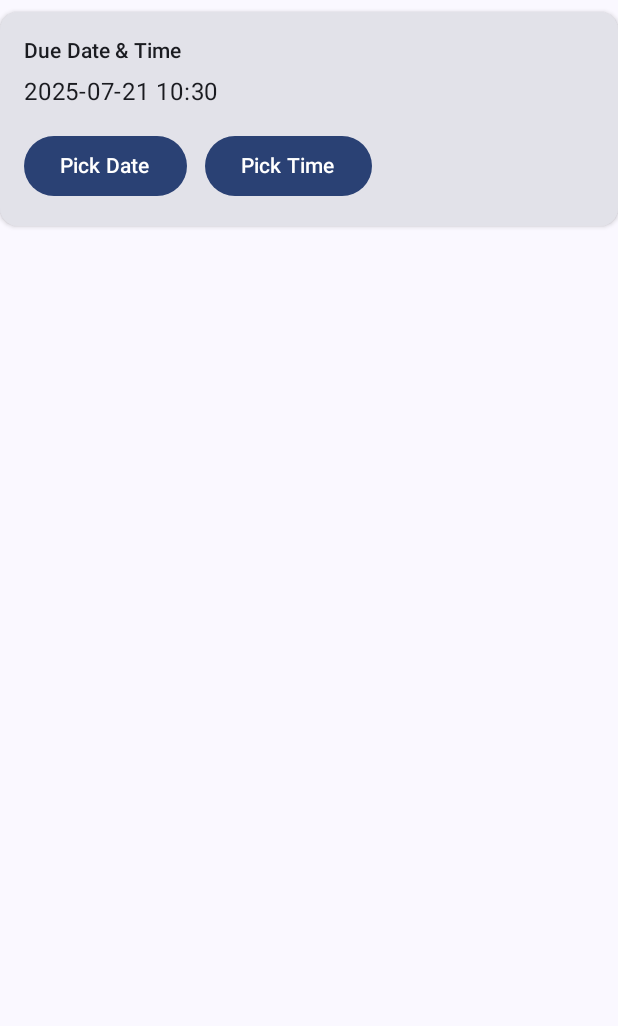
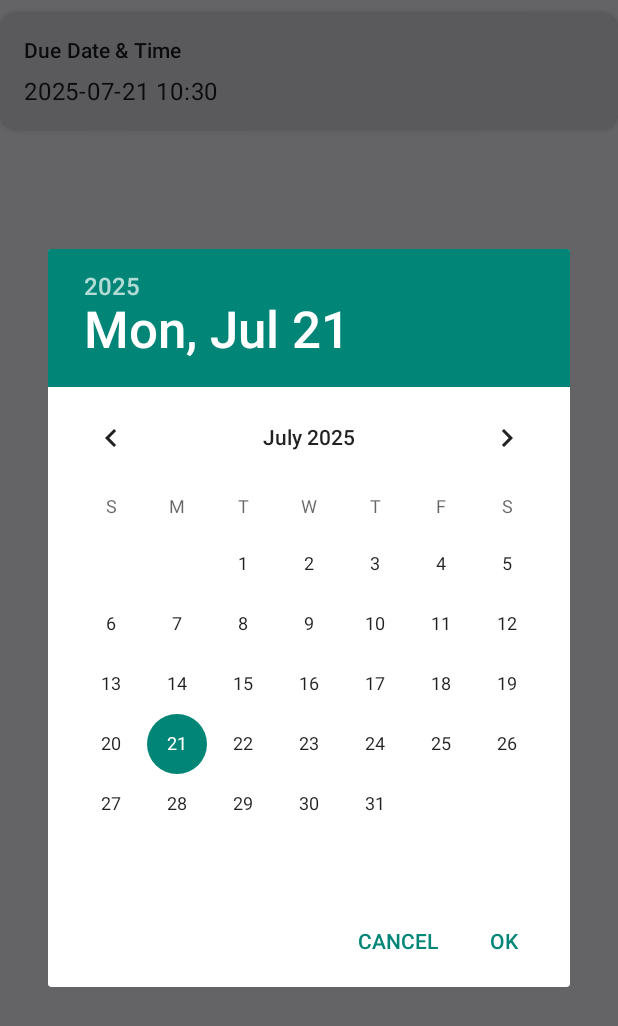
Before and after one commit to mraliasd/TODOList, an Android app built with Jetpack Compose: the composable DateTimePickerCard called with empty values, after a tap on "Due Date & Time", on a phone screen of 412 x 824 dp. Shown: the top 1026 px of the screen. Run offline under Robolectric (Android 15) with nearby library versions, the phone set to English and light mode, and no system bars.

Commit message:
edit AddTaskBottomSheet

```diff
--- a/app/src/main/java/todolist/al/ui/components/task/DateTimePickerCard.kt
+++ b/app/src/main/java/todolist/al/ui/components/task/DateTimePickerCard.kt
@@ -20,7 +20,6 @@ fun DateTimePickerCard(
     initialDateTime: LocalDateTime?,
     onDateTimeSelected: (LocalDateTime) -> Unit
 ) {
-    var expanded by remember { mutableStateOf(false) }
     var dateTime by remember { mutableStateOf(initialDateTime ?: LocalDateTime.now()) }
 
     val context = LocalContext.current
@@ -28,7 +27,33 @@ fun DateTimePickerCard(
     Card(
         modifier = Modifier
             .fillMaxWidth()
-            .clickable { expanded = !expanded }
+            .clickable {
+                val calendar = Calendar.getInstance()
+                DatePickerDialog(
+                    context,
+                    { _, year, month, dayOfMonth ->
+                        TimePickerDialog(
+                            context,
+                            { _: TimePicker, hour: Int, minute: Int ->
+                                val updated = dateTime
+                                    .withYear(year)
+                                    .withMonth(month + 1)
+                                    .withDayOfMonth(dayOfMonth)
+                                    .withHour(hour)
+                                    .withMinute(minute)
+                                dateTime = updated
+                                onDateTimeSelected(updated)
+                            },
+                            dateTime.hour,
+                            dateTime.minute,
+                            true
+                        ).show()
+                    },
+                    dateTime.year,
+                    dateTime.monthValue - 1,
+                    dateTime.dayOfMonth
+                ).show()
+            }
             .padding(vertical = 8.dp),
         elevation = CardDefaults.cardElevation(defaultElevation = 2.dp)
     ) {
@@ -44,46 +69,6 @@ fun DateTimePickerCard(
                 text = dateTime.format(DateTimeFormatter.ofPattern("yyyy-MM-dd HH:mm")),
                 style = MaterialTheme.typography.bodyLarge
             )
-
-            if (expanded) {
-                Spacer(modifier = Modifier.height(16.dp))
-
-                Row(
-                    horizontalArrangement = Arrangement.spacedBy(12.dp),
-                    verticalAlignment = Alignment.CenterVertically
-                ) {
-                    Button(onClick = {
-                        val calendar = Calendar.getInstance()
-                        DatePickerDialog(
-                            context,
-                            { _, year, month, dayOfMonth ->
-                                dateTime = dateTime.withYear(year).withMonth(month + 1).withDayOfMonth(dayOfMonth)
-                                onDateTimeSelected(dateTime)
-                            },
-                            dateTime.year,
-                            dateTime.monthValue - 1,
-                            dateTime.dayOfMonth
-                        ).show()
-                    }) {
-                        Text("Pick Date")
-                    }
-
-                    Button(onClick = {
-                        TimePickerDialog(
-                            context,
-                            { _: TimePicker, hour: Int, minute: Int ->
-                                dateTime = dateTime.withHour(hour).withMinute(minute)
-                                onDateTimeSelected(dateTime)
-                            },
-                            dateTime.hour,
-                            dateTime.minute,
-                            true
-                        ).show()
-                    }) {
-                        Text("Pick Time")
-                    }
-                }
-            }
         }
     }
 }
```
